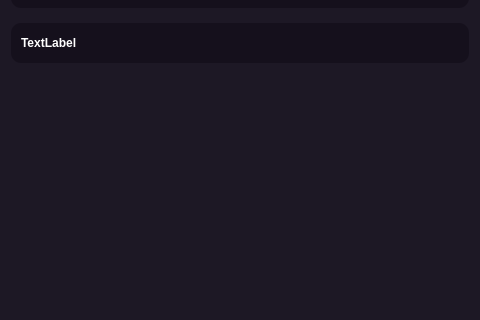
Old version of the form subwindow.ui in the repository cty0613/todoapp; both pictures show x 0 to 480 and y 310 to 630 of the 480 by 630 pixel window.
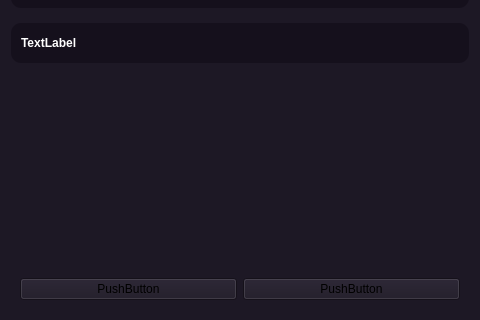
New version of the form. Icons and pictures are not drawn.

The edit to the form file:
```diff
--- a/subwindow.ui
+++ b/subwindow.ui
@@ -391,6 +391,32 @@
      </layout>
     </widget>
    </item>
+   <item>
+    <widget class="QWidget" name="horizontalWidget" native="true">
+     <property name="sizePolicy">
+      <sizepolicy hsizetype="Preferred" vsizetype="Fixed">
+       <horstretch>0</horstretch>
+       <verstretch>0</verstretch>
+      </sizepolicy>
+     </property>
+     <layout class="QHBoxLayout" name="horizontalLayout_2">
+      <item>
+       <widget class="QPushButton" name="pushButton">
+        <property name="text">
+         <string>PushButton</string>
+        </property>
+       </widget>
+      </item>
+      <item>
+       <widget class="QPushButton" name="pushButton_2">
+        <property name="text">
+         <string>PushButton</string>
+        </property>
+       </widget>
+      </item>
+     </layout>
+    </widget>
+   </item>
   </layout>
  </widget>
  <resources>
```
Left out of the diff: 3 changed lines with no effect on the pictures.
